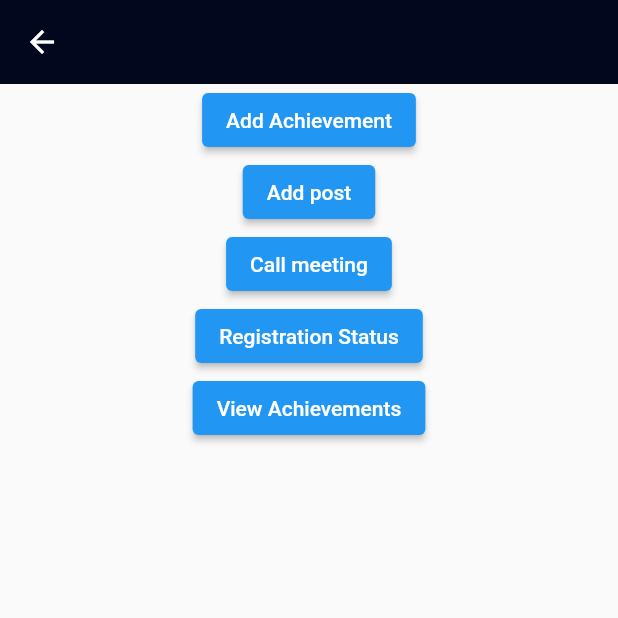
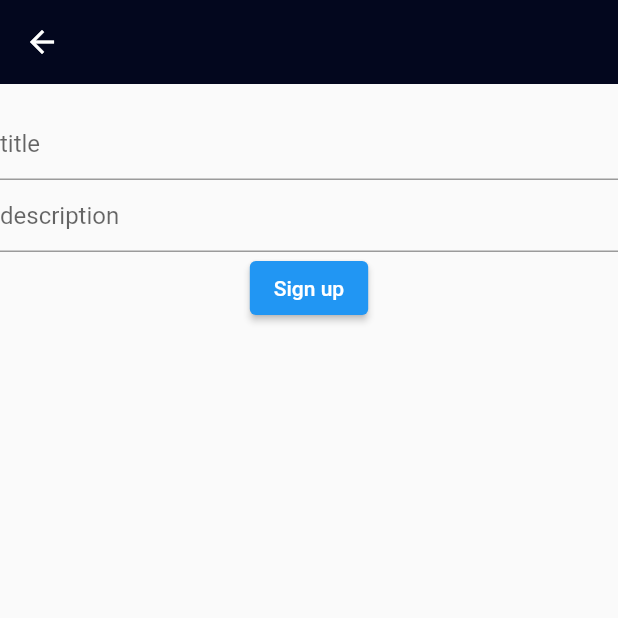
Before and after one commit to vansh132/technozia, a Flutter app: the AdminHome screen opened by its route, after a tap on "Add post", on a phone screen of 412 x 824 dp, the top half of it. Run offline on Flutter 3.47's test engine with Material 2 defaults, Android fonts, the light colour scheme and no system bars; our stand-ins replace carousel_slider, dotted_border, file_picker, shared_preferences; missing offline and left inert: cloudinary_public; accounts and stored records are empty.

Commit message:
add post ui setup done

```diff
--- a/lib/models/post.dart
+++ b/lib/models/post.dart
@@ -2,13 +2,11 @@
 import 'dart:convert';
 
 class Post {
-  final String id;
   final String userId;
   final String title;
   final String description;
   final DateTime date;
   Post({
-    required this.id,
     required this.userId,
     required this.title,
     required this.description,
@@ -17,7 +15,6 @@ class Post {
 
   Map<String, dynamic> toMap() {
     return <String, dynamic>{
-      'id': id,
       'userId': userId,
       'title': title,
       'description': description,
@@ -27,7 +24,6 @@ class Post {
 
   factory Post.fromMap(Map<String, dynamic> map) {
     return Post(
-      id: map['id'] as String,
       userId: map['userId'] as String,
       title: map['title'] as String,
       description: map['description'] as String,
--- a/lib/routes.dart
+++ b/lib/routes.dart
@@ -3,6 +3,7 @@ import 'package:technozia/main-screens/signup_screen.dart';
 import 'package:technozia/screens/admin-screens/achievements/add_achievements_screen.dart';
 import 'package:technozia/screens/admin-screens/achievements/view_achievement.dart';
 import 'package:technozia/screens/admin-screens/home_screen.dart';
+import 'package:technozia/screens/admin-screens/posts/add_post_screen.dart';
 import 'package:technozia/screens/coreteam-screens/home_screen.dart';
 import 'package:technozia/screens/participant-screens/home_screen.dart';
 
@@ -38,6 +39,11 @@ Route<dynamic> generateRoute(RouteSettings routeSettings) {
         settings: routeSettings,
         builder: (_) => const ViewAchievementScreen(),
       );
+    case AddPostScreen.routeName:
+      return MaterialPageRoute(
+        settings: routeSettings,
+        builder: (_) => const AddPostScreen(),
+      );
     default:
       return MaterialPageRoute(
         settings: routeSettings,
--- a/lib/screens/admin-screens/home_screen.dart
+++ b/lib/screens/admin-screens/home_screen.dart
@@ -1,6 +1,7 @@
 import 'package:flutter/material.dart';
 import 'package:technozia/screens/admin-screens/achievements/add_achievements_screen.dart';
 import 'package:technozia/screens/admin-screens/achievements/view_achievement.dart';
+import 'package:technozia/screens/admin-screens/posts/add_post_screen.dart';
 
 class AdminHome extends StatelessWidget {
   static const String routeName = '/admin-screen';
@@ -25,7 +26,9 @@ class AdminHome extends StatelessWidget {
               ),
             ),
             ElevatedButton(
-              onPressed: () {},
+              onPressed: () {
+                Navigator.pushNamed(context, AddPostScreen.routeName);
+              },
               child: const Text(
                 "Add post",
               ),
--- /dev/null
+++ b/lib/screens/admin-screens/posts/add_post_screen.dart
@@ -0,0 +1,78 @@
+import 'package:flutter/material.dart';
+import 'package:provider/provider.dart';
+import 'package:technozia/providers/user_provider.dart';
+
+class AddPostScreen extends StatefulWidget {
+  static const String routeName = '/add-post-screen';
+  const AddPostScreen({super.key});
+
+  @override
+  State<AddPostScreen> createState() => _AddPostScreenState();
+}
+
+class _AddPostScreenState extends State<AddPostScreen> {
+  final _addPostFormKey = GlobalKey<FormState>();
+  final TextEditingController _title = TextEditingController();
+  final TextEditingController _description = TextEditingController();
+
+  void onSubmit() {
+    print("Post added...");
+  }
+
+  @override
+  Widget build(BuildContext context) {
+    final user = Provider.of<UserProvider>(context).user;
+    return Scaffold(
+        appBar: AppBar(),
+        body: SingleChildScrollView(
+          child: Form(
+            key: _addPostFormKey,
+            child: Column(
+              children: [
+                //To-do: user full name - for ui reference
+                Text(
+                  user.fullName,
+                  style: const TextStyle(
+                    color: Colors.black,
+                  ),
+                ),
+                TextFormField(
+                  controller: _title,
+                  decoration: const InputDecoration(
+                    hintText: 'title',
+                  ),
+                  validator: (val) {
+                    if (val == null || val.isEmpty) {
+                      return 'Enter title';
+                    }
+                    return null;
+                  },
+                ),
+                TextFormField(
+                  controller: _description,
+                  decoration: const InputDecoration(
+                    hintText: 'description',
+                  ),
+                  validator: (val) {
+                    if (val == null || val.isEmpty) {
+                      return 'Enter Description';
+                    }
+                    return null;
+                  },
+                ),
+                ElevatedButton(
+                  onPressed: () {
+                    if (_addPostFormKey.currentState!.validate()) {
+                      onSubmit();
+                    }
+                  },
+                  child: const Text(
+                    "Sign up",
+                  ),
+                ),
+              ],
+            ),
+          ),
+        ));
+  }
+}
```
